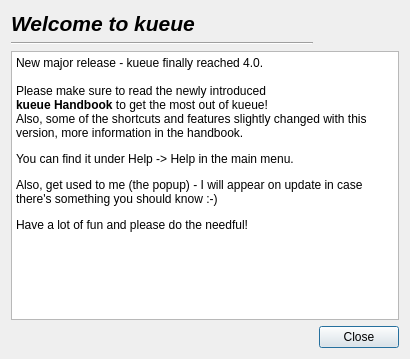
Qt form ui/updatedialog.ui (bochi/kueue) before a commit.
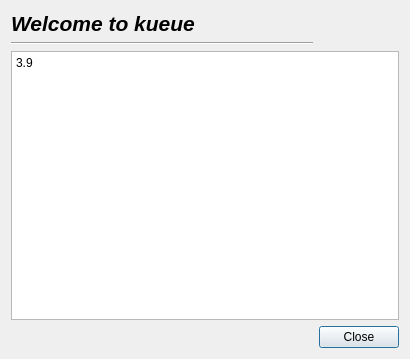
The same form after that commit. Icons and pictures are not drawn.

The edit to the form file:
```diff
--- a/ui/updatedialog.ui
+++ b/ui/updatedialog.ui
@@ -90,13 +90,7 @@
 &lt;html&gt;&lt;head&gt;&lt;meta name=&quot;qrichtext&quot; content=&quot;1&quot; /&gt;&lt;style type=&quot;text/css&quot;&gt;
 p, li { white-space: pre-wrap; }
 &lt;/style&gt;&lt;/head&gt;&lt;body style=&quot; font-family:'Sans Serif'; font-size:9pt; font-weight:400; font-style:normal;&quot;&gt;
-&lt;p style=&quot; margin-top:0px; margin-bottom:0px; margin-left:0px; margin-right:0px; -qt-block-indent:0; text-indent:0px;&quot;&gt;New major release - kueue finally reached 4.0.&lt;/p&gt;
-&lt;p style=&quot;-qt-paragraph-type:empty; margin-top:0px; margin-bottom:0px; margin-left:0px; margin-right:0px; -qt-block-indent:0; text-indent:0px;&quot;&gt;&lt;br /&gt;&lt;/p&gt;
-&lt;p style=&quot; margin-top:0px; margin-bottom:0px; margin-left:0px; margin-right:0px; -qt-block-indent:0; text-indent:0px;&quot;&gt;Please make sure to read the newly introduced &lt;br /&gt;&lt;span style=&quot; font-weight:600;&quot;&gt;kueue Handbook&lt;/span&gt; to get the most out of kueue!&lt;/p&gt;
-&lt;p style=&quot; margin-top:0px; margin-bottom:0px; margin-left:0px; margin-right:0px; -qt-block-indent:0; text-indent:0px;&quot;&gt;Also, some of the shortcuts and features slightly changed with this version, more information in the handbook.&lt;/p&gt;
-&lt;p style=&quot; margin-top:12px; margin-bottom:12px; margin-left:0px; margin-right:0px; -qt-block-indent:0; text-indent:0px;&quot;&gt;You can find it under Help -&amp;gt; Help in the main menu.&lt;/p&gt;
-&lt;p style=&quot; margin-top:12px; margin-bottom:12px; margin-left:0px; margin-right:0px; -qt-block-indent:0; text-indent:0px;&quot;&gt;Also, get used to me (the popup) - I will appear on update in case there's something you should know :-)&lt;/p&gt;
-&lt;p style=&quot; margin-top:12px; margin-bottom:12px; margin-left:0px; margin-right:0px; -qt-block-indent:0; text-indent:0px;&quot;&gt;Have a lot of fun and please do the needful!&lt;/p&gt;&lt;/body&gt;&lt;/html&gt;</string>
+&lt;p style=&quot; margin-top:12px; margin-bottom:12px; margin-left:0px; margin-right:0px; -qt-block-indent:0; text-indent:0px;&quot;&gt;3.9&lt;/p&gt;&lt;/body&gt;&lt;/html&gt;</string>
      </property>
     </widget>
    </item>
```
